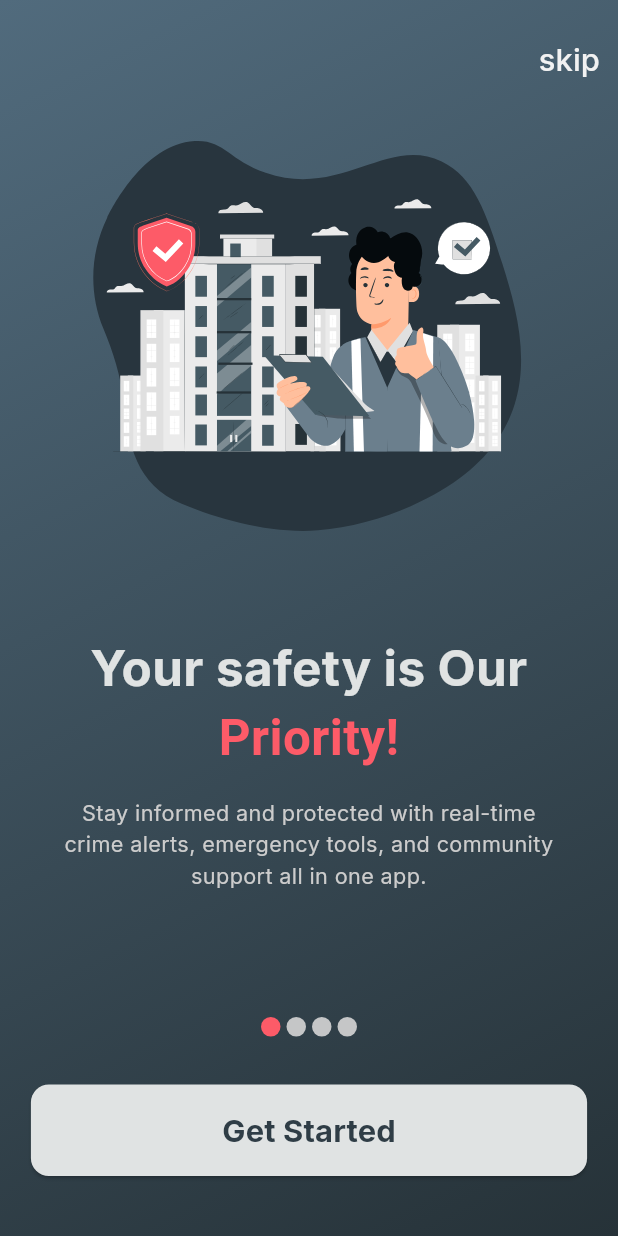
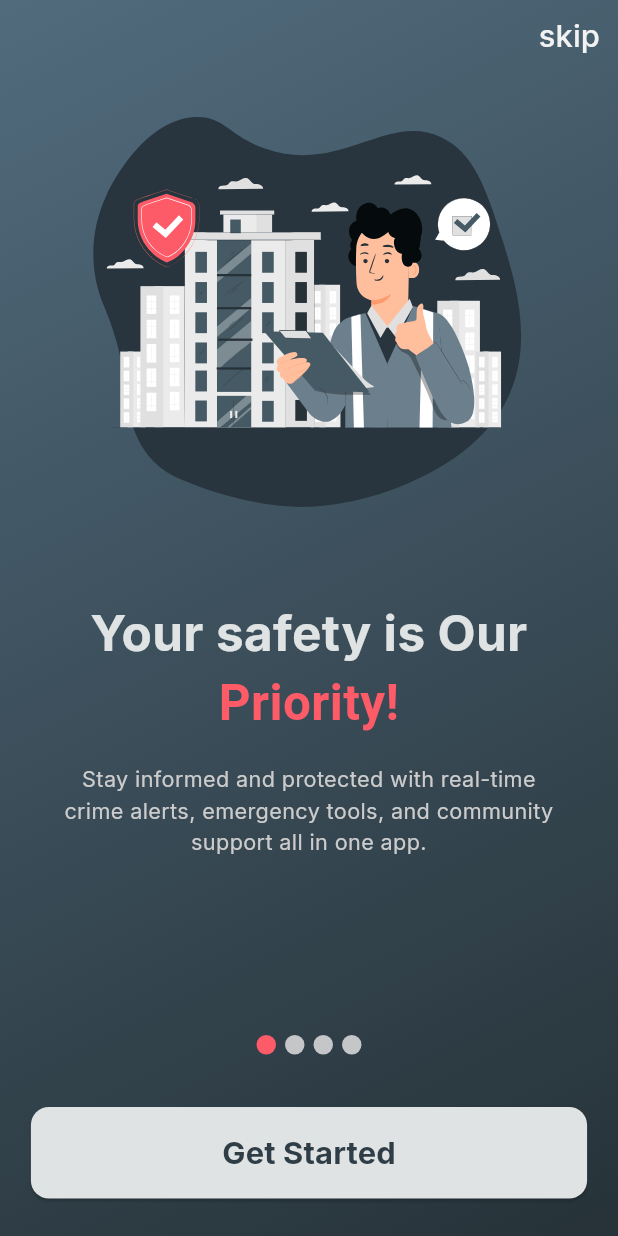
Before and after one commit to yousefkhalaf0/Mr_defence_app, a Flutter app: the screen it shows after launch, on a phone screen of 412 x 824 dp. Run offline on Flutter 3.47's test engine with Material 3 defaults, Android fonts, the phone set to English and light mode, and no system bars; drawn by our look-alikes of smooth_page_indicator; our stand-ins replace bloc, dartz, device_preview, firebase_core, flutter_bloc, flutter_svg and 3 more; accounts and stored records are empty.

Commit message:
feat: enhance on-boarding views with responsive padding and safe area

```diff
--- a/lib/features/on_boarding/presentation/views/on_boarding_view.dart
+++ b/lib/features/on_boarding/presentation/views/on_boarding_view.dart
@@ -6,6 +6,6 @@ class OnBoardingView extends StatelessWidget {
 
   @override
   Widget build(BuildContext context) {
-    return const Scaffold(body: OnBoardingViewBody());
+    return const SafeArea(child: Scaffold(body: OnBoardingViewBody()));
   }
 }
--- a/lib/features/on_boarding/presentation/views/widgets/on_boarding_content.dart
+++ b/lib/features/on_boarding/presentation/views/widgets/on_boarding_content.dart
@@ -9,13 +9,15 @@ class OnBoardingContent extends StatelessWidget {
   final OnBoardingModel onBoardingModel;
   @override
   Widget build(BuildContext context) {
+    var h = MediaQuery.sizeOf(context).height;
+
     return Column(
       children: [
         AspectRatio(
           aspectRatio: 4 / 3,
           child: SvgPicture.asset(onBoardingModel.image!),
         ),
-        const SizedBox(height: 48),
+        SizedBox(height: h * 0.05),
         Padding(
           padding: const EdgeInsets.symmetric(horizontal: 30),
           child: Text.rich(
@@ -31,7 +33,7 @@ class OnBoardingContent extends StatelessWidget {
             ),
           ),
         ),
-        const SizedBox(height: 16),
+        SizedBox(height: h * 0.02),
         Padding(
           padding: const EdgeInsets.symmetric(horizontal: 35.5),
           child: Text(
--- a/lib/features/on_boarding/presentation/views/widgets/on_boarding_page_indicator.dart
+++ b/lib/features/on_boarding/presentation/views/widgets/on_boarding_page_indicator.dart
@@ -11,14 +11,14 @@ class OnBoardingPageIndicator extends StatelessWidget {
   @override
   Widget build(BuildContext context) {
     return Padding(
-      padding: const EdgeInsets.only(bottom: 32),
+      padding: const EdgeInsets.only(bottom: 35),
       child: SmoothPageIndicator(
         controller:
             BlocProvider.of<OnBoardingCubit>(context).onBoardingController,
         count: OnBoardingModel.data.length,
         effect: const SlideEffect(
           type: SlideType.slideUnder,
-          spacing: 4,
+          spacing: 6,
           radius: 30,
           dotWidth: 13,
           dotHeight: 13,
--- a/lib/features/on_boarding/presentation/views/widgets/on_boarding_view_body.dart
+++ b/lib/features/on_boarding/presentation/views/widgets/on_boarding_view_body.dart
@@ -14,7 +14,7 @@ class OnBoardingViewBody extends StatelessWidget {
   Widget build(BuildContext context) {
     return WelcomeViewsBackGround(
       content: Padding(
-        padding: const EdgeInsets.only(top: 16, bottom: 40),
+        padding: const EdgeInsets.only(bottom: 25),
         child: BlocBuilder<OnBoardingCubit, OnBoardingState>(
           builder: (context, state) {
             return Column(
--- a/lib/main.dart
+++ b/lib/main.dart
@@ -3,6 +3,7 @@ import 'package:app/core/utils/constants.dart';
 import 'package:app/core/utils/router.dart';
 import 'package:app/features/on_boarding/presentation/manager/on_boarding_cubit/on_boarding_cubit.dart';
 import 'package:app/firebase_options.dart';
+import 'package:device_preview/device_preview.dart';
 import 'package:firebase_core/firebase_core.dart';
 import 'package:flutter/material.dart';
 import 'package:flutter_bloc/flutter_bloc.dart';
@@ -12,7 +13,12 @@ void main() async {
   WidgetsFlutterBinding.ensureInitialized();
   await MyShared.init();
   await Firebase.initializeApp(options: DefaultFirebaseOptions.currentPlatform);
-  runApp(const MrDefence());
+  runApp(
+    //   //device preview
+    //   DevicePreview(enabled: true, builder: (context) => const MrDefence()),
+    // );
+    const MrDefence(),
+  );
 }
 
 class MrDefence extends StatelessWidget {
@@ -25,6 +31,9 @@ class MrDefence extends StatelessWidget {
         BlocProvider<OnBoardingCubit>(create: (context) => OnBoardingCubit()),
       ],
       child: MaterialApp.router(
+        // //device preview
+        // locale: DevicePreview.locale(context),
+        // builder: DevicePreview.appBuilder,
         debugShowCheckedModeBanner: false,
         routerConfig: AppRouter.router,
         theme: ThemeData(
--- a/pubspec.yaml
+++ b/pubspec.yaml
@@ -42,11 +42,11 @@ dependencies:
   smooth_page_indicator: ^1.2.1
 
 dev_dependencies:
+  flutter_launcher_icons: ^0.14.3
+
+  flutter_lints: ^5.0.0
   flutter_test:
     sdk: flutter
-
-  flutter_lints: ^5.0.0
-  flutter_launcher_icons: ^0.14.3
 
 flutter_launcher_icons:
   android: "launcher_icon"
```
